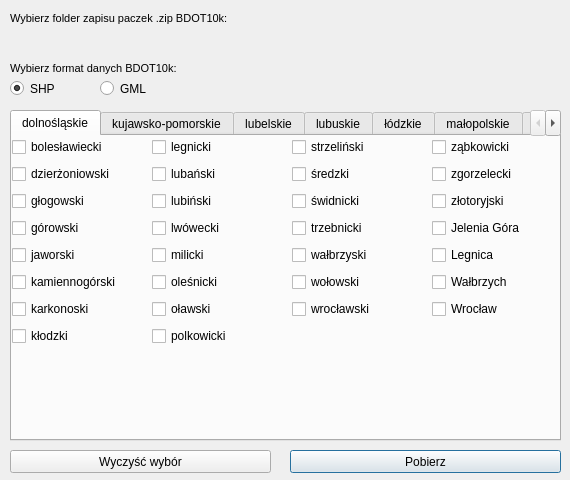
Old version of the form bdot10k_dialog_base.ui in the repository marylaGIS/bdot10k.
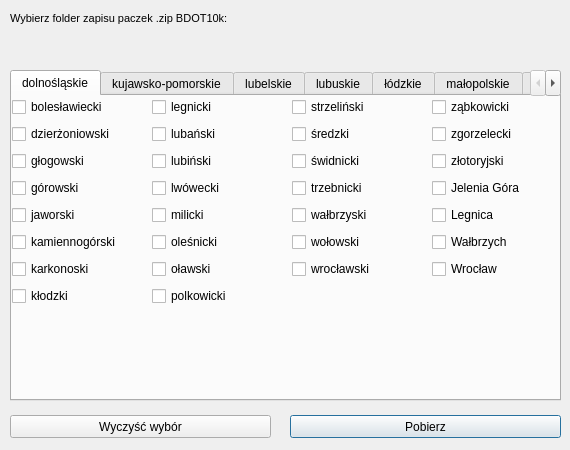
New version of the form. Custom widgets are drawn as their Qt base class.

Commit message: dialogs without shp/gml rbtns - new data schema

Patch:
```diff
--- a/bdot10k_dialog_base.ui
+++ b/bdot10k_dialog_base.ui
@@ -7,19 +7,19 @@
     <x>0</x>
     <y>0</y>
     <width>570</width>
-    <height>480</height>
+    <height>450</height>
    </rect>
   </property>
   <property name="minimumSize">
    <size>
     <width>570</width>
-    <height>480</height>
+    <height>450</height>
    </size>
   </property>
   <property name="maximumSize">
    <size>
     <width>570</width>
-    <height>480</height>
+    <height>450</height>
    </size>
   </property>
   <property name="windowTitle">
@@ -50,7 +50,7 @@
    <property name="geometry">
     <rect>
      <x>10</x>
-     <y>110</y>
+     <y>70</y>
      <width>551</width>
      <height>331</height>
     </rect>
@@ -3571,7 +3571,7 @@
    <property name="geometry">
     <rect>
      <x>290</x>
-     <y>450</y>
+     <y>415</y>
      <width>271</width>
      <height>23</height>
     </rect>
@@ -3597,7 +3597,7 @@
    <property name="geometry">
     <rect>
      <x>10</x>
-     <y>450</y>
+     <y>415</y>
      <width>261</width>
      <height>23</height>
     </rect>
@@ -3606,56 +3606,6 @@
     <string>Wyczyść wybór</string>
    </property>
   </widget>
-  <widget class="QLabel" name="label2">
-   <property name="geometry">
-    <rect>
-     <x>10</x>
-     <y>60</y>
-     <width>551</width>
-     <height>16</height>
-    </rect>
-   </property>
-   <property name="font">
-    <font>
-     <family>MS Shell Dlg 2</family>
-     <pointsize>8</pointsize>
-     <weight>50</weight>
-     <bold>false</bold>
-    </font>
-   </property>
-   <property name="text">
-    <string>Wybierz format danych BDOT10k:</string>
-   </property>
-  </widget>
-  <widget class="QRadioButton" name="rbtnSHP">
-   <property name="geometry">
-    <rect>
-     <x>10</x>
-     <y>80</y>
-     <width>82</width>
-     <height>17</height>
-    </rect>
-   </property>
-   <property name="text">
-    <string>SHP</string>
-   </property>
-   <property name="checked">
-    <bool>true</bool>
-   </property>
-  </widget>
-  <widget class="QRadioButton" name="rbtnGML">
-   <property name="geometry">
-    <rect>
-     <x>100</x>
-     <y>80</y>
-     <width>82</width>
-     <height>17</height>
-    </rect>
-   </property>
-   <property name="text">
-    <string>GML</string>
-   </property>
-  </widget>
  </widget>
  <customwidgets>
   <customwidget>
```
The commit also changes 1 other file.
